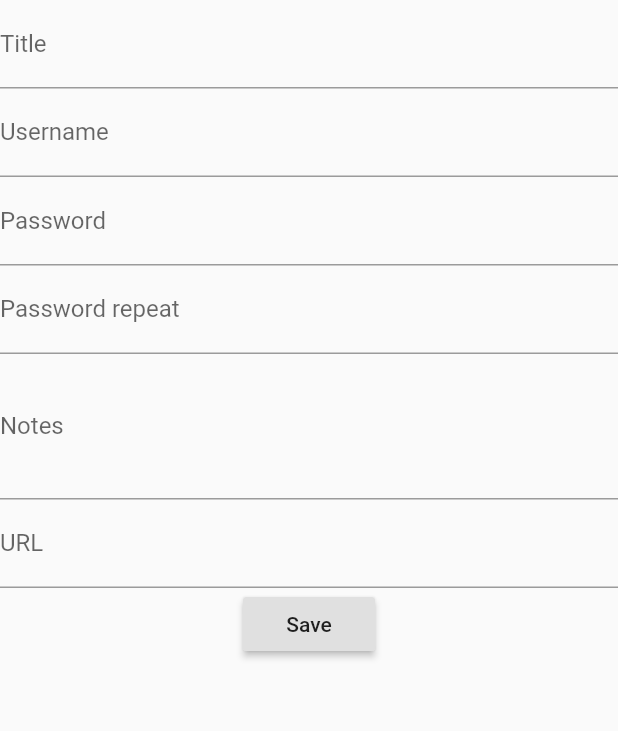
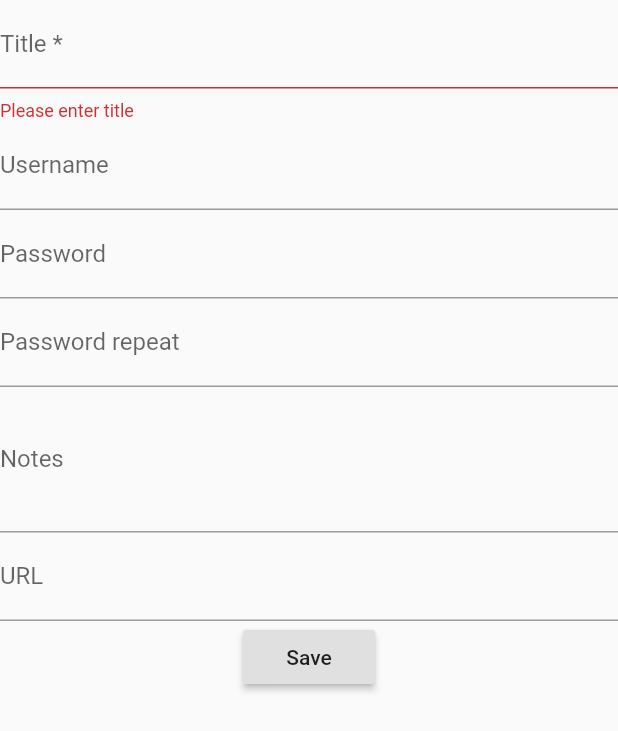
Before and after one commit to janos-gonye/pass-manager-frontend, a Flutter app: the ProfileForm widget shown alone on an empty page, opened directly, after a tap on "Save", on a phone screen of 412 x 824 dp. Shown: the top 731 px of the screen. Run offline on Flutter 3.47's test engine with Material 2 defaults, Android fonts, the phone set to English and light mode, and no system bars; our stand-ins replace flutter_secure_storage, shared_preferences; missing offline and left inert: flutter_string_encryption; accounts and stored records are empty.

Commit message:
make 'title' a require field

```diff
--- a/lib/components/forms/profile.dart
+++ b/lib/components/forms/profile.dart
@@ -28,9 +28,12 @@ class _ProfileFormState extends State<ProfileForm> {
         children: <Widget>[
           TextFormField(
             decoration: InputDecoration(
-              labelText: 'Title',
+              labelText: 'Title *',
             ),
             validator: (value) {
+              if (value.isEmpty) {
+                return 'Please enter title';
+              }
               _profile.title = value;
               return null;
             },
```
